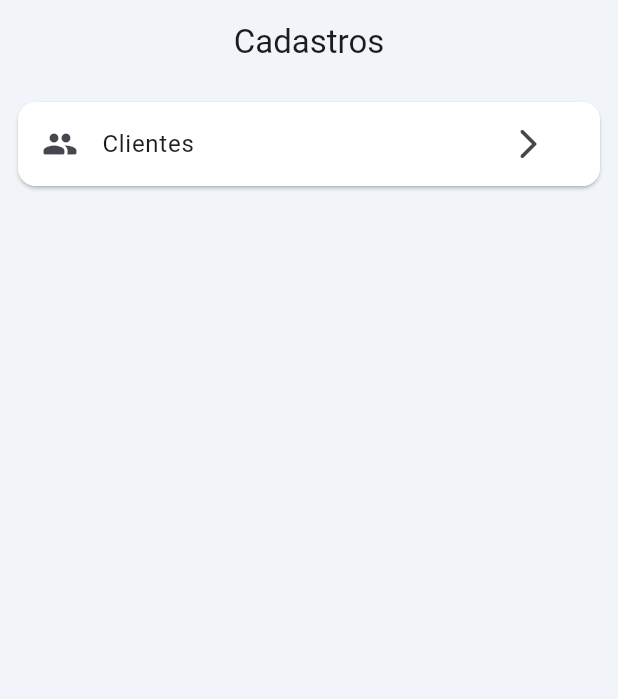
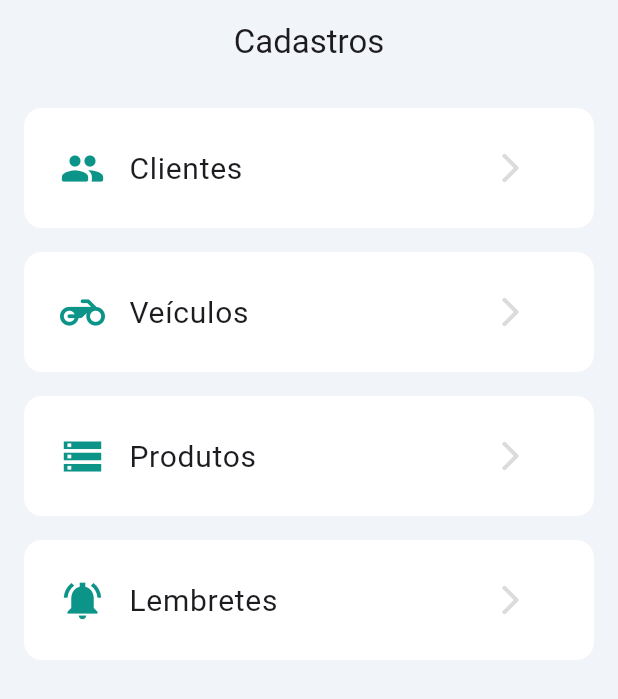
Before and after one commit to marceloboas10/motApp, a Flutter app: the RegistrationsPage screen opened directly, on a phone screen of 412 x 824 dp. Shown: the top 699 px of the screen. Run offline on Flutter 3.47's test engine with Material 3 defaults, Android fonts, the phone set to English and light mode, and no system bars; our stand-ins replace cloud_firestore, firebase_auth, firebase_core, mask_text_input_formatter; accounts and stored records are empty.

Commit message:
cadastros_page

```diff
--- a/lib/app/pages/registrations_page.dart
+++ b/lib/app/pages/registrations_page.dart
@@ -1,4 +1,6 @@
 import 'package:flutter/material.dart';
+import 'package:motapp/app/pages/customers_page.dart';
+import 'package:motapp/app/pages/vehicles_page.dart';
 import 'package:motapp/app/widgets/card_registration_widget.dart';
 
 class RegistrationsPage extends StatelessWidget {
@@ -15,6 +17,42 @@ class RegistrationsPage extends StatelessWidget {
             CardRegistrationWidget(
               icon: Icons.group_rounded,
               title: 'Clientes',
+              onTap: () => Navigator.push(
+                context,
+                MaterialPageRoute(
+                  builder: (BuildContext context) => CustomersPage(),
+                ),
+              ),
+            ),
+            CardRegistrationWidget(
+              icon: Icons.motorcycle_rounded,
+              title: 'Veículos',
+              onTap: () => Navigator.push(
+                context,
+                MaterialPageRoute(
+                  builder: (BuildContext context) => VehiclesPage(),
+                ),
+              ),
+            ),
+            CardRegistrationWidget(
+              icon: Icons.storage_outlined,
+              title: 'Produtos',
+              onTap: () => Navigator.push(
+                context,
+                MaterialPageRoute(
+                  builder: (BuildContext context) => CustomersPage(),
+                ),
+              ),
+            ),
+            CardRegistrationWidget(
+              icon: Icons.notifications_active_sharp,
+              title: 'Lembretes',
+              onTap: () => Navigator.push(
+                context,
+                MaterialPageRoute(
+                  builder: (BuildContext context) => CustomersPage(),
+                ),
+              ),
             ),
           ],
         ),
--- a/lib/app/widgets/card_registration_widget.dart
+++ b/lib/app/widgets/card_registration_widget.dart
@@ -1,29 +1,39 @@
 import 'package:flutter/material.dart';
+import 'package:motapp/app/theme/light/light_colors.dart';
 
 class CardRegistrationWidget extends StatelessWidget {
   const CardRegistrationWidget({
     super.key,
     required this.icon,
     required this.title,
+    required this.onTap,
   });
 
   final IconData icon;
   final String title;
+  final VoidCallback onTap;
 
   @override
   Widget build(BuildContext context) {
-    return Card(
+    return Padding(
+      padding: const EdgeInsets.all(8.0),
       child: Container(
+        alignment: Alignment.center,
+        padding: EdgeInsets.all(8),
+        height: 80,
         decoration: BoxDecoration(
           borderRadius: BorderRadius.circular(12),
           color: Colors.white,
         ),
         child: ListTile(
-          leading: Icon(icon),
-          title: Text(title),
+          leading: Icon(icon, color: LightColors.iconColorGreen, size: 30),
+          title: Text(title, style: TextStyle(fontSize: 20)),
           trailing: IconButton(
-            onPressed: () {},
-            icon: Icon(Icons.arrow_forward_ios_rounded),
+            onPressed: onTap,
+            icon: Icon(
+              Icons.arrow_forward_ios_rounded,
+              color: LightColors.lightGray,
+            ),
           ),
         ),
       ),
```
